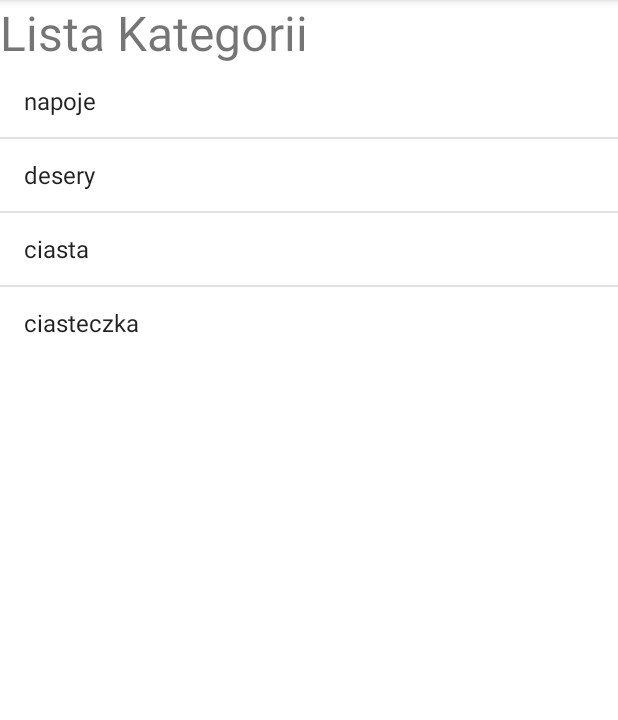
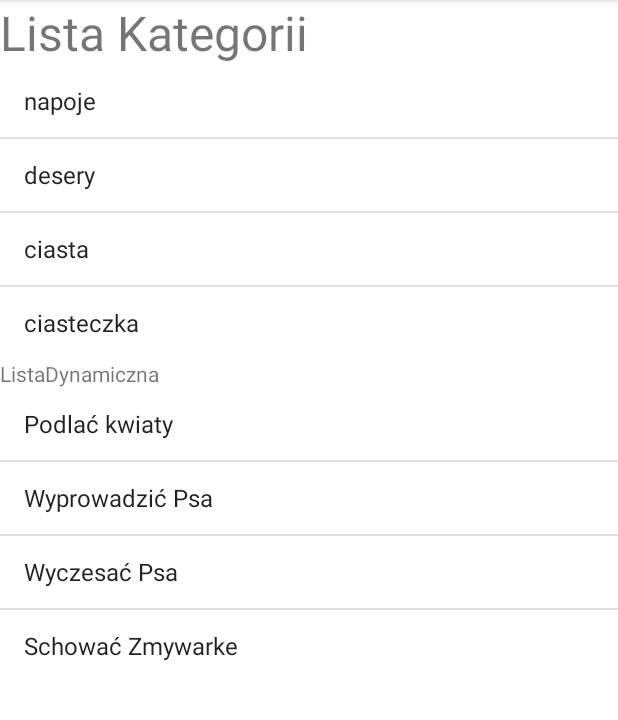
Before and after one commit to Szymon1948/Listy_Znowu, an Android app: the screen it shows after launch (MainActivity), on a phone screen of 412 x 824 dp, the part 84-804 px from its top. Run offline under Robolectric (Android 15) with nearby library versions, the light colour scheme and no system bars.

Commit message:
Listy Przepisowe cz2

```diff
--- a/app/src/main/java/com/example/listy_znowu/MainActivity.java
+++ b/app/src/main/java/com/example/listy_znowu/MainActivity.java
@@ -8,6 +8,9 @@ import android.widget.AdapterView;
 import android.widget.ArrayAdapter;
 import android.widget.ListAdapter;
 import android.widget.ListView;
+import android.widget.Toast;
+
+import java.util.ArrayList;
 
 public class MainActivity extends AppCompatActivity {
 
@@ -19,9 +22,24 @@ public class MainActivity extends AppCompatActivity {
         AdapterView.OnItemClickListener clickListener = new AdapterView.OnItemClickListener() {
             @Override
             public void onItemClick(AdapterView<?> adapterView, View view, int i, long l) {
-                String kategoria =
+                String kategoria = adapterView.getItemAtPosition(i).toString();
+                Toast.makeText(MainActivity.this, kategoria, Toast.LENGTH_LONG).show();
             }
-        }
-        //ArrayAdapter<String> kategorie = new ArrayAdapter<>();
+        };
+        listView.setOnItemClickListener(clickListener);
+
+        ArrayList<String> slowa = new ArrayList<>();
+        slowa.add("Podlać kwiaty");
+        slowa.add("Wyprowadzić Psa");
+        slowa.add("Wyczesać Psa");
+        slowa.add("Schować Zmywarke");
+
+        ArrayAdapter<String> slowaAdapter = new ArrayAdapter<>(
+                this,
+                android.R.layout.simple_list_item_1,
+                slowa
+        );
+        ListView listView2 = findViewById(R.id.listViewDynamicznie);
+        listView2.setAdapter(slowaAdapter);
     }
 }
--- a/app/src/main/res/layout/activity_main.xml
+++ b/app/src/main/res/layout/activity_main.xml
@@ -17,6 +17,20 @@
         android:id="@+id/listaViewKategorie"
         android:layout_width="match_parent"
         android:layout_height="wrap_content"
-        android:entries="@array/kategoria"/>
+        android:entries="@array/kategoria">
+
+    </ListView>
+
+    <TextView
+        android:id="@+id/textView"
+        android:layout_width="wrap_content"
+        android:layout_height="wrap_content"
+        android:text="ListaDynamiczna" />
+
+    <ListView
+        android:id="@+id/listViewDynamicznie"
+        android:layout_width="match_parent"
+        android:layout_height="wrap_content"
+        />
 
 </LinearLayout>
--- a/app/src/main/res/values/strings.xml
+++ b/app/src/main/res/values/strings.xml
@@ -6,4 +6,5 @@
         <item>ciasta</item>
         <item>ciasteczka</item>
     </string-array>
+
 </resources>
```
